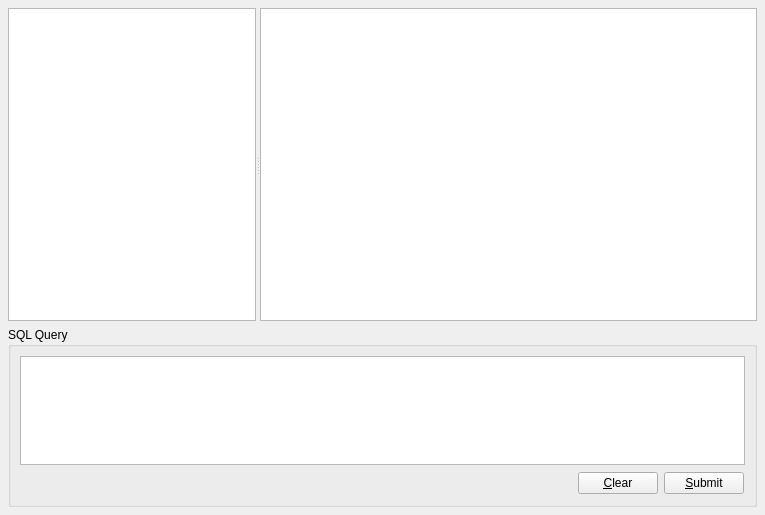
Before: the Qt Designer form browser/BrowserView.ui in CodElecCz/engel-data-collection, drawn with Qt 5.
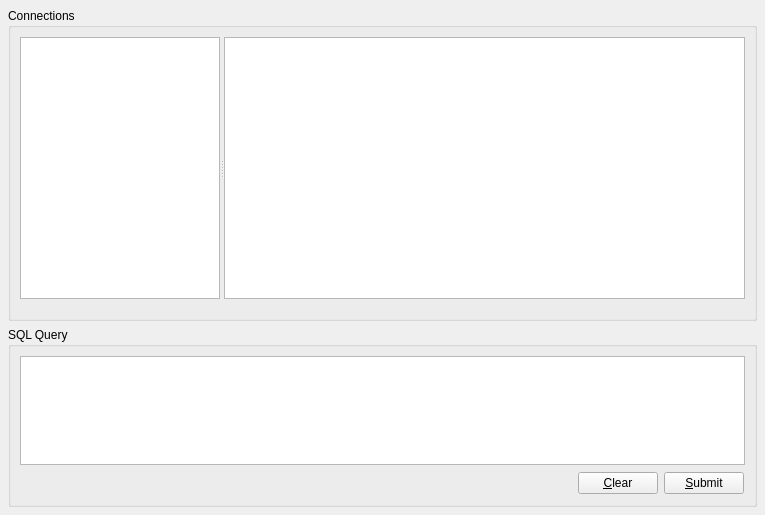
After: the same form once the commit is applied. Custom widgets are drawn as their Qt base class.

```diff
--- a/browser/BrowserView.ui
+++ b/browser/BrowserView.ui
@@ -30,7 +30,18 @@
     <number>8</number>
    </property>
    <item>
-    <widget class="QSplitter" name="splitter_2">
+    <widget class="QGroupBox" name="groupBox_2">
+     <property name="title">
+      <string>Connections</string>
+     </property>
+     <layout class="QVBoxLayout" name="verticalLayout_2">
+      <item>
+       <layout class="QHBoxLayout" name="horizontalLayout">
+        <property name="bottomMargin">
+         <number>10</number>
+        </property>
+        <item>
+         <widget class="QSplitter" name="splitter">
      <property name="sizePolicy">
       <sizepolicy hsizetype="Expanding" vsizetype="Expanding">
        <horstretch>0</horstretch>
@@ -41,20 +52,14 @@
       <enum>Qt::Horizontal</enum>
      </property>
      <widget class="ConnectionWidget" name="connectionWidget">
-      <property name="sizePolicy">
-       <sizepolicy hsizetype="Ignored" vsizetype="Expanding">
-        <horstretch>1</horstretch>
-        <verstretch>0</verstretch>
-       </sizepolicy>
+           <property name="maximumSize">
+            <size>
+             <width>200</width>
+             <height>16777215</height>
+            </size>
       </property>
      </widget>
      <widget class="QTableView" name="table">
-      <property name="sizePolicy">
-       <sizepolicy hsizetype="Expanding" vsizetype="Expanding">
-        <horstretch>2</horstretch>
-        <verstretch>0</verstretch>
-       </sizepolicy>
-      </property>
       <property name="contextMenuPolicy">
        <enum>Qt::ActionsContextMenu</enum>
       </property>
@@ -62,6 +67,11 @@
        <enum>QAbstractItemView::SelectRows</enum>
       </property>
      </widget>
+         </widget>
+        </item>
+       </layout>
+      </item>
+     </layout>
     </widget>
    </item>
    <item>
```
Lines whose indentation alone changed are shown as unchanged.
